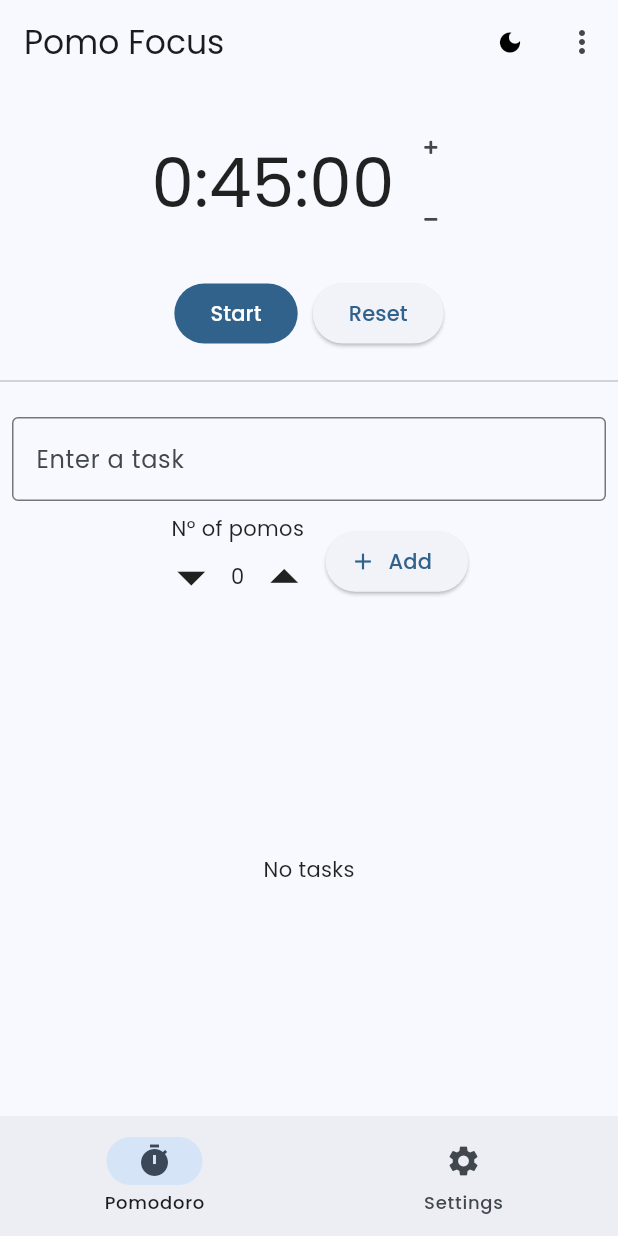
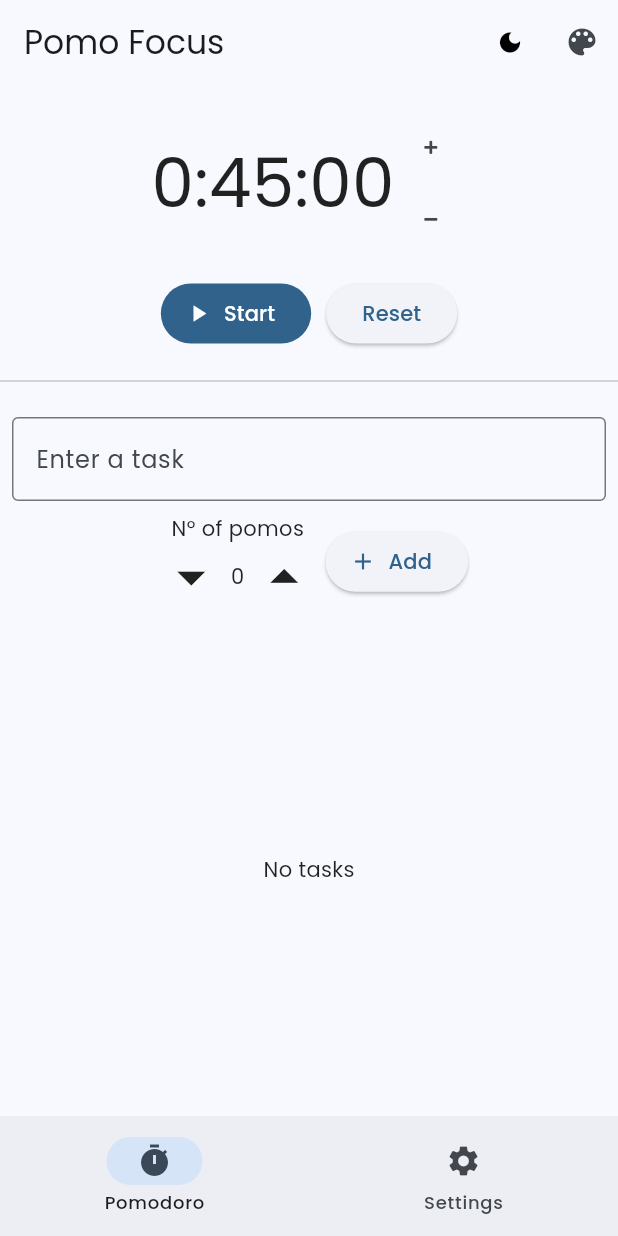
Before and after one commit to zeykafx/flutter_pomodoro_timer_app, a Flutter app: the screen it shows after launch, on a phone screen of 412 x 824 dp. Run offline on Flutter 3.47's test engine with Material 2 defaults, Android fonts, the phone set to English and light mode, and no system bars; our stand-ins replace audioplayers, fluttericon, get, get_storage, google_fonts, styled_widget; missing offline and left inert: audioplayers_web, enum_to_string.

Commit message:
Trailing popup menu, new snackbars, reset timer when pressing start with 0 min left,....

```diff
--- a/lib/Pages/Pomo/Pomos/pomo.dart
+++ b/lib/Pages/Pomo/Pomos/pomo.dart
@@ -180,7 +180,9 @@ class _PomoState extends State<Pomo> {
           StartStopButton(
               timer: timer,
               startTimer: startTimer,
-              updateFormattedTimeLeftString: updateFormattedTimeLeftString
+              updateFormattedTimeLeftString: updateFormattedTimeLeftString,
+              resetTimer: resetTimer,
+              getTimeLeft: getTimeLeft
           ).paddingAll(5),
           ResetButton(
             defaultMinutes: settingsController.defaultMinutes.value,
--- a/lib/Pages/Pomo/Pomos/start_stop_button.dart
+++ b/lib/Pages/Pomo/Pomos/start_stop_button.dart
@@ -8,10 +8,21 @@ import 'package:flutter_pomodoro_timer_app/Pages/Settings/settings_controller.da
 import 'package:get/get.dart';
 
 class StartStopButton extends StatefulWidget {
-  const StartStopButton({Key? key, required this.timer, required this.startTimer, required this.updateFormattedTimeLeftString}) : super(key: key);
+  const StartStopButton(
+      {
+        Key? key,
+        required this.timer,
+        required this.startTimer,
+        required this.updateFormattedTimeLeftString,
+        required this.resetTimer,
+        required this.getTimeLeft
+      })
+      : super(key: key);
 
   final Timer timer;
   final Function startTimer;
+  final void Function(int) resetTimer;
+  final Duration Function() getTimeLeft;
   final Function updateFormattedTimeLeftString;
 
   @override
@@ -24,13 +35,14 @@ class _StartStopButtonState extends State<StartStopButton> {
 
   void stopTimer() {
     // setState(() {
-      widget.timer.cancel();
+    widget.timer.cancel();
     // });
   }
 
   @override
   Widget build(BuildContext context) {
-    return ElevatedButton(
+    return ElevatedButton.icon(
+
         style: ElevatedButton.styleFrom(
           // Foreground color
           onPrimary: Theme.of(context).colorScheme.onPrimary,
@@ -47,8 +59,12 @@ class _StartStopButtonState extends State<StartStopButton> {
                   siteBlocker.unblockSites();
                 }
               }
+            } else {
 
-            } else {
+              if (widget.getTimeLeft().inMinutes == 0) {
+                widget.resetTimer(settingsController.defaultMinutes.value);
+              }
+
               // else start the timer and block the sites in the list
               widget.startTimer();
               if (!kIsWeb) {
@@ -58,9 +74,9 @@ class _StartStopButtonState extends State<StartStopButton> {
               }
             }
             widget.updateFormattedTimeLeftString();
-
           });
         },
-        child: widget.timer.isActive ? const Text("Stop") : const Text("Start"));
+        icon: widget.timer.isActive ? const Icon(Icons.pause) : const Icon(Icons.play_arrow),
+        label: widget.timer.isActive ? const Text("Stop") : const Text("Start"));
   }
 }
--- a/lib/Pages/Settings/site_blocker_settings.dart
+++ b/lib/Pages/Settings/site_blocker_settings.dart
@@ -88,8 +88,9 @@ class _SiteBlockerSettingsState extends State<SiteBlockerSettings> {
                     // settingsController.defaultMinutes.value = int.parse(textEditingController.text);
                     List<String> sites = siteToBlockController.text.split(", ");
                     settingsController.sitesToBlock.value = sites;
-                    Get.snackbar("Saved!", "Saved sites to block!",
-                        padding: const EdgeInsets.all(8.0));
+                    ScaffoldMessenger.of(context).showSnackBar(const SnackBar(content: Text("Saved sites to block!"),));
+                    // Get.snackbar("Saved!", "Saved sites to block!",
+                    //     padding: const EdgeInsets.all(8.0));
                   },
                   label: const Text("Save"),
                   icon: const Icon(FontAwesome5.save, size: 15),
--- a/lib/main.dart
+++ b/lib/main.dart
@@ -2,6 +2,7 @@ import 'package:flutter/material.dart';
 import 'package:get/get.dart';
 import 'package:get_storage/get_storage.dart';
 import 'package:google_fonts/google_fonts.dart';
+
 import 'Pages/Pomo/pomo_page.dart';
 import 'Pages/Settings/settings_page.dart';
 
@@ -32,7 +33,6 @@ const List<String> colorText = <String>[
   "Red",
 ];
 
-
 class MyApp extends StatefulWidget {
   const MyApp({Key? key}) : super(key: key);
 
@@ -53,7 +53,6 @@ class _MyAppState extends State<MyApp> {
     colorSelected = box.read("colorSelected") ?? 0;
     super.initState();
   }
-
 
   void changeDarModeEnabled(bool newVal) {
     setState(() {
@@ -89,7 +88,9 @@ class _MyAppState extends State<MyApp> {
         textTheme: GoogleFonts.poppinsTextTheme(ThemeData.dark().textTheme),
       ),
       themeMode: ThemeMode.light,
-      home: SafeArea(top: true, child: Main(
+      home: SafeArea(
+          top: true,
+          child: Main(
             title: 'Pomo Focus',
             darkModeEnabled: darkModeEnabled,
             changeDarModeEnabled: changeDarModeEnabled,
@@ -101,13 +102,14 @@ class _MyAppState extends State<MyApp> {
 }
 
 class Main extends StatefulWidget {
-  const Main({Key? key,
+  const Main(
+      {Key? key,
       required this.title,
       required this.darkModeEnabled,
       required this.changeDarModeEnabled,
       required this.changeColorSelected,
-    required this.colorSelected
-  }) : super(key: key);
+      required this.colorSelected})
+      : super(key: key);
 
   final String title;
   final bool darkModeEnabled;
@@ -139,7 +141,7 @@ class _MainState extends State<Main> {
   }
 
   Widget createScreen(int index) {
-    switch(index) {
+    switch (index) {
       case 0:
         return PomoPage(pageChanged: pageChanged);
       case 1:
@@ -186,12 +188,15 @@ class _MainState extends State<Main> {
                     widget.changeDarModeEnabled(Get.isDarkMode);
                   });
                 },
-                icon: widget.darkModeEnabled ? const Icon(Icons.dark_mode, color: Colors.black, size: 18) : const Icon(Icons.sunny, color: Colors.white, size: 18)),
+                icon: widget.darkModeEnabled
+                    ? const Icon(Icons.dark_mode, color: Colors.black, size: 18)
+                    : const Icon(Icons.sunny, color: Colors.white, size: 18)),
           ),
           PopupMenuButton(
-            icon: const Icon(Icons.more_vert),
-            shape:
-            RoundedRectangleBorder(borderRadius: BorderRadius.circular(10)),
+            tooltip: "Show color menu",
+            icon: const Icon(Icons.color_lens),
+            shape: RoundedRectangleBorder(
+                borderRadius: BorderRadius.circular(10), side: BorderSide(color: Theme.of(context).colorScheme.secondaryContainer, width: 0.3)),
             itemBuilder: (context) {
               return List.generate(colorOptions.length, (index) {
                 return PopupMenuItem(
@@ -201,15 +206,11 @@ class _MainState extends State<Main> {
                         Padding(
                           padding: const EdgeInsets.only(left: 10),
                           child: Icon(
-                            index == widget.colorSelected
-                                ? Icons.color_lens
-                                : Icons.color_lens_outlined,
+                            index == widget.colorSelected ? Icons.color_lens : Icons.color_lens_outlined,
                             color: colorOptions[index],
                           ),
                         ),
-                        Padding(
-                            padding: const EdgeInsets.only(left: 20),
-                            child: Text(colorText[index]))
+                        Padding(padding: const EdgeInsets.only(left: 20), child: Text(colorText[index]))
                       ],
                     ));
               });
```
Also changed, not shown: lib/Pages/Pomo/Tasks/task_list.dart (+80 -23 lines), lib/Pages/Settings/pomo_length.dart (+5 -4 lines). Lines whose indentation alone changed are shown as unchanged.
